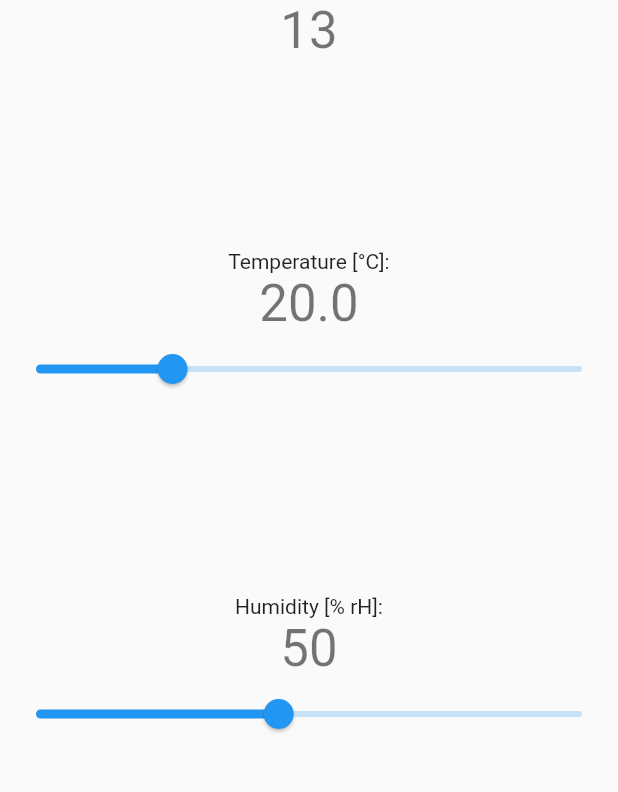
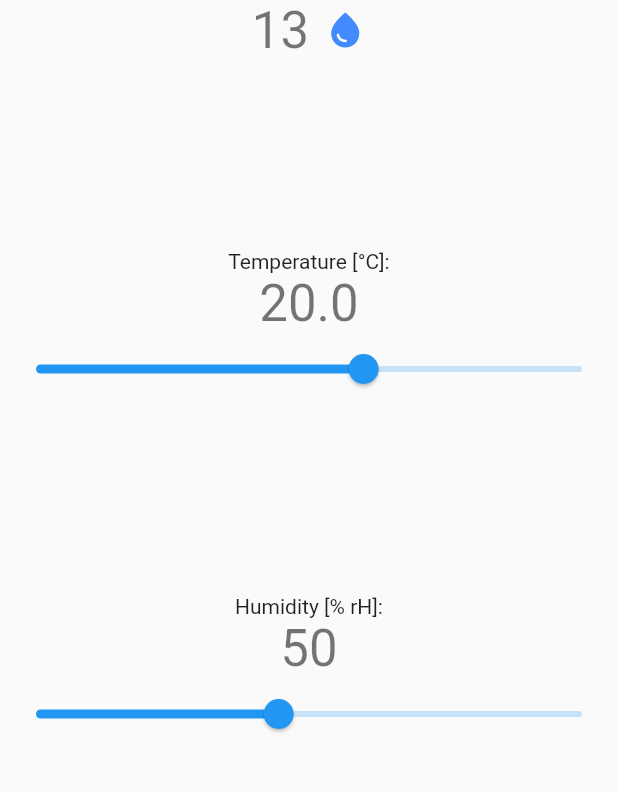
Before and after one commit to berdroid/dewpoint, a Flutter app: the screen it shows after launch, on a phone screen of 412 x 824 dp, the part 297-1089 px from its top. Run offline on Flutter 3.47's test engine with Material 2 defaults, Android fonts, the phone set to English and light mode, and no system bars.

Commit message:
Added snowflake/water drop icon extended temperature range to -25 ... +50 °C

```diff
--- a/lib/main.dart
+++ b/lib/main.dart
@@ -74,7 +74,20 @@ class _MyHomePageState extends State<MyHomePage> {
             Column(
               children: [
                 const Text('Dew point [°C]:'),
-                _bigNum(dewPoint, 0),
+                Row(
+                  mainAxisAlignment: MainAxisAlignment.center,
+                  crossAxisAlignment: CrossAxisAlignment.center,
+                  textBaseline: TextBaseline.alphabetic,
+                  children: [
+                    _bigNum(dewPoint, 0),
+                    const SizedBox(width: 10),
+                    Icon(
+                      dewPoint > 0 ? Icons.water_drop : Icons.severe_cold,
+                      color: Colors.blueAccent,
+                      size: 28,
+                    ),
+                  ],
+                ),
               ],
             ),
             Column(
@@ -82,7 +95,7 @@ class _MyHomePageState extends State<MyHomePage> {
                 const Text('Temperature [°C]:'),
                 _bigNum(temperature, 1),
                 Slider(
-                  min: 10.0,
+                  min: -25.0,
                   max: 50.0,
                   value: temperature,
                   onChanged: _updateTemperature,
```
